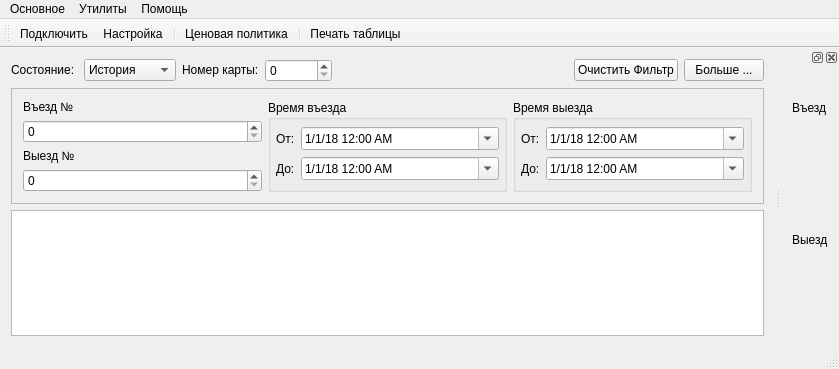
Old version of the form Client/mainwindow.ui in the repository Baxulio/ParkingAS.
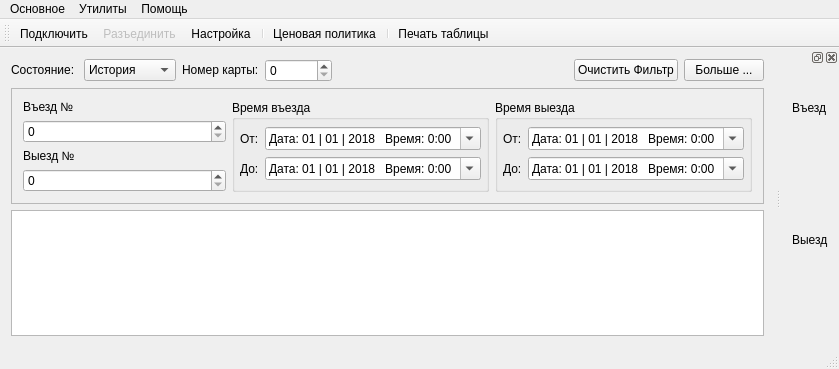
New version of the form. Icons and pictures are not drawn.

Diff of the .ui file:
```diff
--- a/Client/mainwindow.ui
+++ b/Client/mainwindow.ui
@@ -193,8 +193,15 @@
             </item>
             <item>
              <widget class="QDateTimeEdit" name="in_from_dateTime">
-              <property name="showGroupSeparator" stdset="0">
-               <bool>false</bool>
+              <property name="dateTime">
+               <datetime>
+                <hour>0</hour>
+                <minute>0</minute>
+                <second>0</second>
+                <year>2018</year>
+                <month>1</month>
+                <day>1</day>
+               </datetime>
               </property>
               <property name="date">
                <date>
@@ -203,8 +210,21 @@
                 <day>1</day>
                </date>
               </property>
+              <property name="minimumDateTime">
+               <datetime>
+                <hour>0</hour>
+                <minute>0</minute>
+                <second>0</second>
+                <year>1818</year>
+                <month>1</month>
+                <day>1</day>
+               </datetime>
+              </property>
+              <property name="currentSection">
+               <enum>QDateTimeEdit::NoSection</enum>
+              </property>
               <property name="displayFormat">
-               <string>d/M/yy h:mm AP</string>
+               <string>Дата: dd | MM | yyyy   Время: H:mm</string>
               </property>
               <property name="calendarPopup">
                <bool>true</bool>
@@ -240,8 +260,18 @@
                 <day>1</day>
                </date>
               </property>
+              <property name="minimumDateTime">
+               <datetime>
+                <hour>0</hour>
+                <minute>0</minute>
+                <second>0</second>
+                <year>1818</year>
+                <month>1</month>
+                <day>1</day>
+               </datetime>
+              </property>
               <property name="displayFormat">
-               <string>d/M/yy h:mm AP</string>
+               <string>Дата: dd | MM | yyyy   Время: H:mm</string>
               </property>
               <property name="calendarPopup">
                <bool>true</bool>
@@ -301,8 +331,18 @@
                 <day>1</day>
                </date>
               </property>
+              <property name="minimumDateTime">
+               <datetime>
+                <hour>0</hour>
+                <minute>0</minute>
+                <second>0</second>
+                <year>1818</year>
+                <month>1</month>
+                <day>1</day>
+               </datetime>
+              </property>
               <property name="displayFormat">
-               <string>d/M/yy h:mm AP</string>
+               <string>Дата: dd | MM | yyyy   Время: H:mm</string>
               </property>
               <property name="calendarPopup">
                <bool>true</bool>
@@ -338,8 +378,18 @@
                 <day>1</day>
                </date>
               </property>
+              <property name="minimumDateTime">
+               <datetime>
+                <hour>0</hour>
+                <minute>0</minute>
+                <second>0</second>
+                <year>1818</year>
+                <month>1</month>
+                <day>1</day>
+               </datetime>
+              </property>
               <property name="displayFormat">
-               <string>d/M/yy h:mm AP</string>
+               <string>Дата: dd | MM | yyyy   Время: H:mm</string>
               </property>
               <property name="calendarPopup">
                <bool>true</bool>
@@ -430,6 +480,7 @@
     <bool>false</bool>
    </attribute>
    <addaction name="actionConnect"/>
+   <addaction name="actionDisconnect"/>
    <addaction name="actionConfigure"/>
    <addaction name="separator"/>
    <addaction name="priceRules"/>
@@ -501,7 +552,7 @@
      <normaloff>:/images/disconnect.png</normaloff>:/images/disconnect.png</iconset>
    </property>
    <property name="text">
-    <string>&amp;Disconnect</string>
+    <string>Разъединить</string>
    </property>
    <property name="toolTip">
     <string>Disconnect from serial port</string>
```
Left out of the diff: 16 changed lines with no effect on the pictures.
